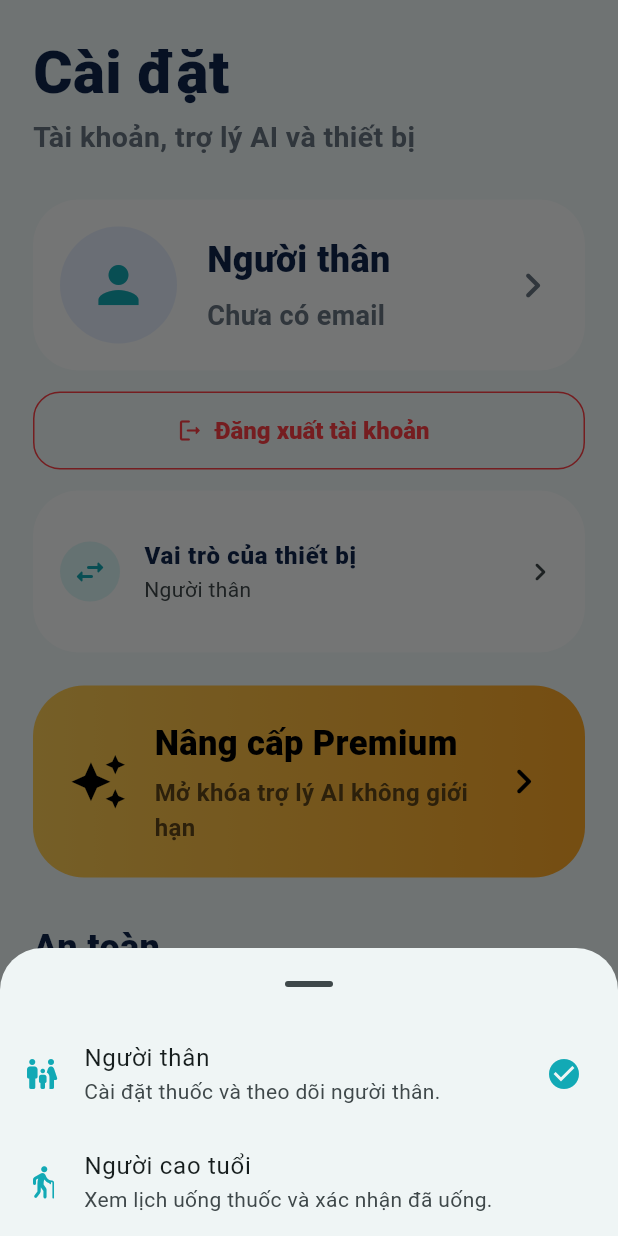
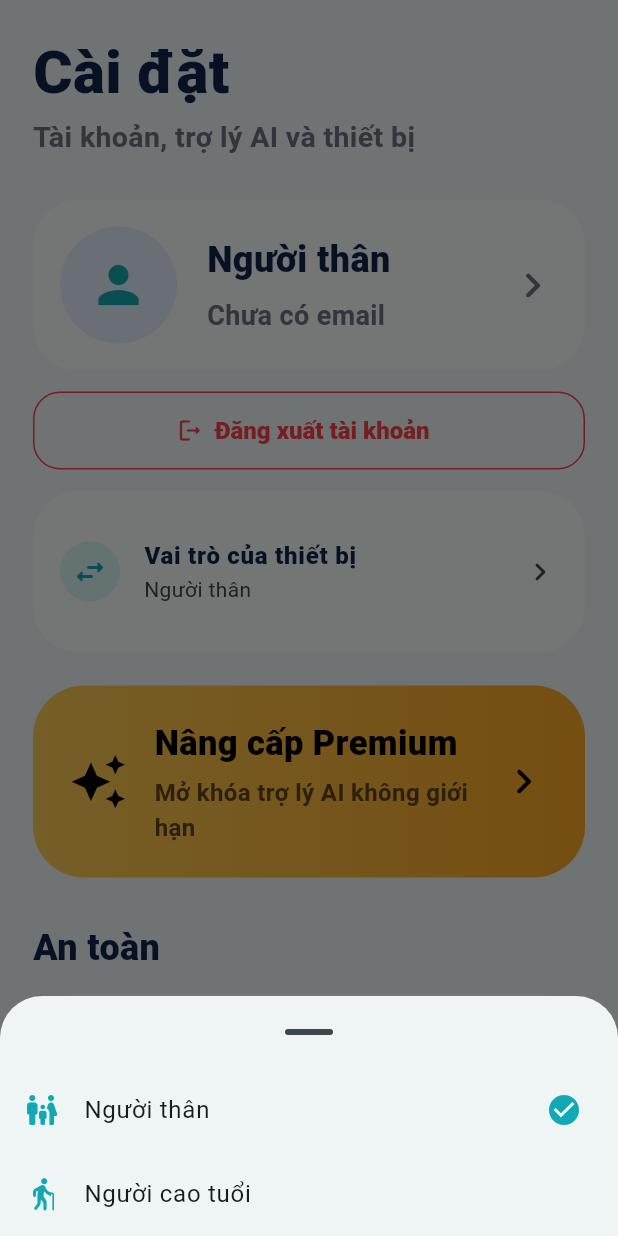
Before and after one commit to khoaminh-dev/divie, a Flutter app: the DivieShell screen opened directly with empty values, item 5 of the bottom bar chosen, after a tap on "Vai trò của thiết bị", on a phone screen of 412 x 824 dp. Run offline on Flutter 3.47's test engine with Material 3 defaults, Android fonts, the phone set to English and light mode, and no system bars; our stand-ins replace flutter_contacts, flutter_local_notifications, flutter_tts, image_picker, shared_preferences, speech_to_text and 2 more; accounts and stored records are empty; statements that could not run were skipped.

Commit message:
fix: simplify device role picker

```diff
--- a/app/lib/core/roles/app_role.dart
+++ b/app/lib/core/roles/app_role.dart
@@ -4,10 +4,6 @@
 
 extension AppRoleText on AppRole {
   String get label => this == AppRole.family ? 'Người thân' : 'Người cao tuổi';
-
-  String get description => this == AppRole.family
-      ? 'Cài đặt thuốc và theo dõi người thân.'
-      : 'Xem lịch uống thuốc và xác nhận đã uống.';
 
   String get storageValue => this == AppRole.family ? 'family' : 'elder';
 
--- a/app/lib/main.dart
+++ b/app/lib/main.dart
@@ -1743,7 +1743,6 @@
                     color: DivieColors.teal,
                   ),
                   title: Text(value.label),
-                  subtitle: Text(value.description),
                   trailing: value == role
                       ? const Icon(Icons.check_circle, color: DivieColors.teal)
                       : null,
```
